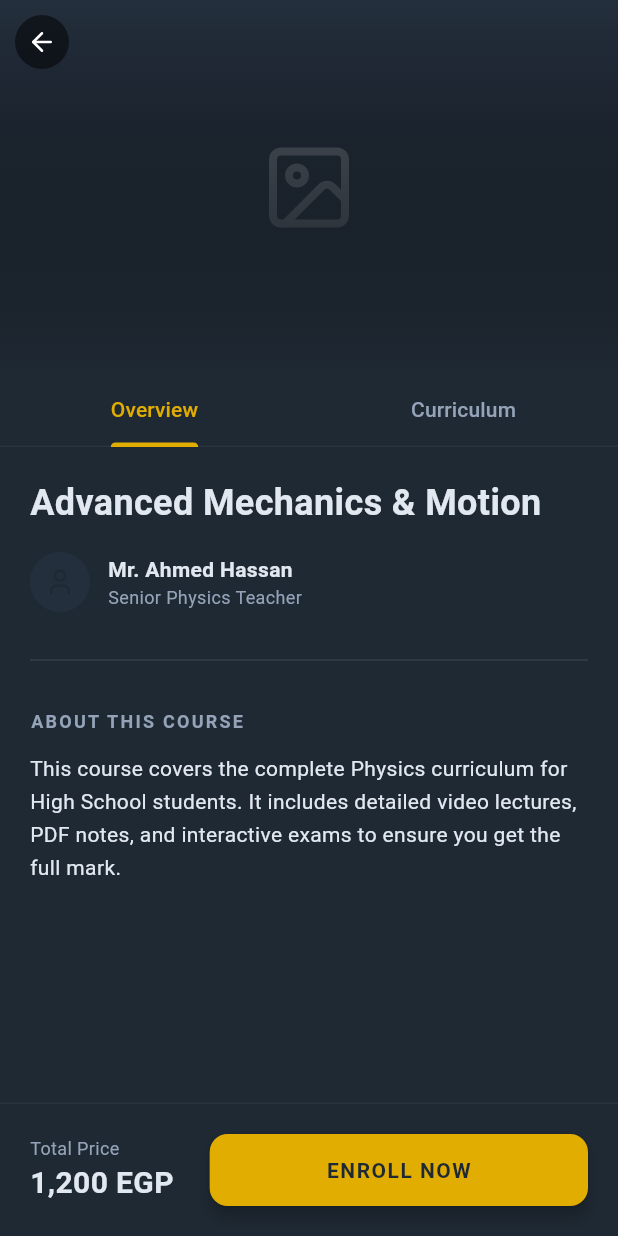
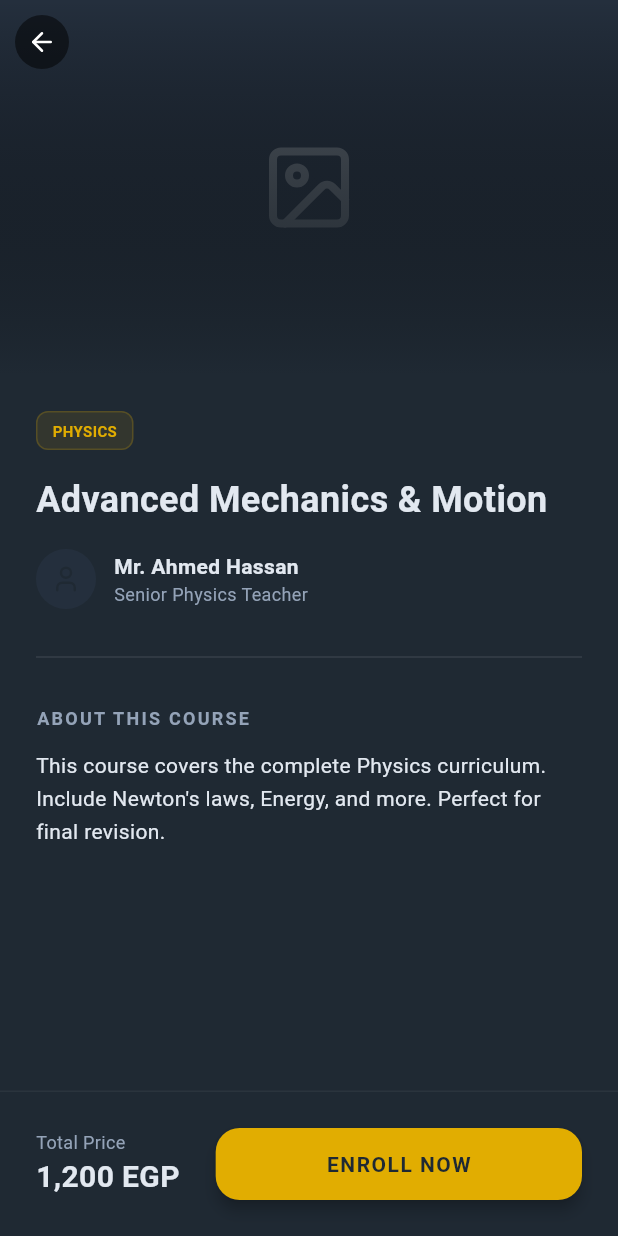
Before and after one commit to aw4788260/Flutter-pp, a Flutter app: the CourseDetailsScreen screen opened directly, on a phone screen of 412 x 824 dp. Run offline on Flutter 3.47's test engine with Material 3 defaults, Android fonts, the phone set to English and light mode, and no system bars; our stand-ins replace firebase_core, firebase_crashlytics, google_fonts, lucide_icons; accounts and stored records are empty; generated files the repository leaves out were written again.

Commit message:
Refactor CourseDetailsScreen to StatelessWidget

```diff
--- a/lib/presentation/screens/course_details_screen.dart
+++ b/lib/presentation/screens/course_details_screen.dart
@@ -1,30 +1,10 @@
 import 'package:flutter/material.dart';
 import 'package:lucide_icons/lucide_icons.dart';
 import '../../core/constants/app_colors.dart';
-import '../../data/models/chapter_model.dart'; // استيراد البيانات
-import '../widgets/chapter_accordion.dart'; // استيراد الودجت
+import 'course_materials_screen.dart'; // الانتقال للصفحة التالية في القائمة
 
-class CourseDetailsScreen extends StatefulWidget {
+class CourseDetailsScreen extends StatelessWidget {
   const CourseDetailsScreen({super.key});
-
-  @override
-  State<CourseDetailsScreen> createState() => _CourseDetailsScreenState();
-}
-
-class _CourseDetailsScreenState extends State<CourseDetailsScreen> with SingleTickerProviderStateMixin {
-  late TabController _tabController;
-
-  @override
-  void initState() {
-    super.initState();
-    _tabController = TabController(length: 2, vsync: this);
-  }
-
-  @override
-  void dispose() {
-    _tabController.dispose();
-    super.dispose();
-  }
 
   @override
   Widget build(BuildContext context) {
@@ -32,9 +12,8 @@ class _CourseDetailsScreenState extends State<CourseDetailsScreen> with SingleTi
       backgroundColor: AppColors.backgroundPrimary,
       body: Stack(
         children: [
-          NestedScrollView(
-            headerSliverBuilder: (context, innerBoxIsScrolled) {
-              return [
+          CustomScrollView(
+            slivers: [
               SliverAppBar(
                 expandedHeight: 250.0,
                 pinned: true,
@@ -51,10 +30,8 @@ class _CourseDetailsScreenState extends State<CourseDetailsScreen> with SingleTi
                   background: Stack(
                     fit: StackFit.expand,
                     children: [
-                        // صورة الكورس
                       Container(color: AppColors.backgroundSecondary),
                       const Center(child: Icon(LucideIcons.image, size: 64, color: Colors.white24)),
-                        // تدرج لوني
                       Container(
                         decoration: BoxDecoration(
                           gradient: LinearGradient(
@@ -68,92 +45,32 @@ class _CourseDetailsScreenState extends State<CourseDetailsScreen> with SingleTi
                   ),
                 ),
               ),
-
-                // شريط التبويبات (Sticky TabBar)
-                SliverPersistentHeader(
-                  delegate: _SliverAppBarDelegate(
-                    TabBar(
-                      controller: _tabController,
-                      labelColor: AppColors.accentYellow,
-                      unselectedLabelColor: AppColors.textSecondary,
-                      indicatorColor: AppColors.accentYellow,
-                      dividerColor: Colors.white.withOpacity(0.05),
-                      tabs: const [
-                        Tab(text: "Overview"),
-                        Tab(text: "Curriculum"),
-                      ],
-                    ),
-                  ),
-                  pinned: true,
-                ),
-              ];
-            },
-            // محتوى التبويبات
-            body: TabBarView(
-              controller: _tabController,
-              children: [
-                // 1. Overview Tab
-                _buildOverviewTab(),
-
-                // 2. Curriculum Tab (المحتوى)
-                _buildCurriculumTab(),
-              ],
-            ),
-          ),
-
-          // زر الاشتراك العائم (Bottom Bar)
-          Positioned(
-            bottom: 0, left: 0, right: 0,
-            child: Container(
-              padding: const EdgeInsets.all(20),
-              decoration: BoxDecoration(
-                color: AppColors.backgroundPrimary,
-                border: Border(top: BorderSide(color: Colors.white.withOpacity(0.05))),
-              ),
-              child: Row(
-                children: [
-                  Column(
-                    crossAxisAlignment: CrossAxisAlignment.start,
-                    children: const [
-                      Text("Total Price", style: TextStyle(color: AppColors.textSecondary, fontSize: 12)),
-                      Text("1,200 EGP", style: TextStyle(color: AppColors.textPrimary, fontSize: 20, fontWeight: FontWeight.bold)),
-                    ],
-                  ),
-                  const SizedBox(width: 24),
-                  Expanded(
-                    child: ElevatedButton(
-                      onPressed: () {},
-                      style: ElevatedButton.styleFrom(
-                        backgroundColor: AppColors.accentYellow,
-                        foregroundColor: AppColors.backgroundPrimary,
-                        padding: const EdgeInsets.symmetric(vertical: 16),
-                        shape: RoundedRectangleBorder(borderRadius: BorderRadius.circular(12)),
-                      ),
-                      child: const Text("ENROLL NOW", style: TextStyle(fontWeight: FontWeight.bold)),
-                    ),
-                  ),
-                ],
-              ),
-            ),
-          ),
-        ],
-      ),
-    );
-  }
-
-  // محتوى تبويب "نظرة عامة"
-  Widget _buildOverviewTab() {
-    return SingleChildScrollView(
-      padding: const EdgeInsets.fromLTRB(20, 20, 20, 100), // مسافة للزر السفلي
+              SliverToBoxAdapter(
+                child: Padding(
+                  padding: const EdgeInsets.all(24.0),
                   child: Column(
                     crossAxisAlignment: CrossAxisAlignment.start,
                     children: [
-          // Title & Instructor
+                      // Badge
+                      Container(
+                        padding: const EdgeInsets.symmetric(horizontal: 10, vertical: 5),
+                        decoration: BoxDecoration(
+                          color: AppColors.accentYellow.withOpacity(0.1),
+                          borderRadius: BorderRadius.circular(8),
+                          border: Border.all(color: AppColors.accentYellow.withOpacity(0.2)),
+                        ),
+                        child: const Text("PHYSICS", style: TextStyle(color: AppColors.accentYellow, fontSize: 10, fontWeight: FontWeight.bold)),
+                      ),
+                      const SizedBox(height: 16),
+
+                      // Title
                       const Text(
                         "Advanced Mechanics & Motion",
                         style: TextStyle(fontSize: 24, fontWeight: FontWeight.bold, color: AppColors.textPrimary),
                       ),
                       const SizedBox(height: 16),
+
+                      // Instructor
                       Row(
                         children: [
                           const CircleAvatar(radius: 20, backgroundColor: AppColors.backgroundSecondary, child: Icon(LucideIcons.user, size: 20)),
@@ -175,44 +92,60 @@ class _CourseDetailsScreenState extends State<CourseDetailsScreen> with SingleTi
                       const Text("ABOUT THIS COURSE", style: TextStyle(color: AppColors.textSecondary, fontSize: 12, fontWeight: FontWeight.bold, letterSpacing: 1.5)),
                       const SizedBox(height: 12),
                       const Text(
-            "This course covers the complete Physics curriculum for High School students. It includes detailed video lectures, PDF notes, and interactive exams to ensure you get the full mark.",
+                        "This course covers the complete Physics curriculum. Include Newton's laws, Energy, and more. Perfect for final revision.",
                         style: TextStyle(color: AppColors.textPrimary, height: 1.6),
+                      ),
+                      const SizedBox(height: 100), // مسافة للزر
+                    ],
+                  ),
+                ),
+              ),
+            ],
+          ),
+
+          // Footer Action Button
+          Positioned(
+            bottom: 0, left: 0, right: 0,
+            child: Container(
+              padding: const EdgeInsets.all(24),
+              decoration: BoxDecoration(
+                color: AppColors.backgroundPrimary,
+                border: Border(top: BorderSide(color: Colors.white.withOpacity(0.05))),
+              ),
+              child: Row(
+                children: [
+                  Column(
+                    crossAxisAlignment: CrossAxisAlignment.start,
+                    children: const [
+                      Text("Total Price", style: TextStyle(color: AppColors.textSecondary, fontSize: 12)),
+                      Text("1,200 EGP", style: TextStyle(color: AppColors.textPrimary, fontSize: 20, fontWeight: FontWeight.bold)),
+                    ],
+                  ),
+                  const SizedBox(width: 24),
+                  Expanded(
+                    child: ElevatedButton(
+                      onPressed: () {
+                        // هنا ننتقل لصفحة المواد (وكأن الطالب اشترك)
+                        Navigator.push(
+                          context,
+                          MaterialPageRoute(builder: (context) => const CourseMaterialsScreen()),
+                        );
+                      },
+                      style: ElevatedButton.styleFrom(
+                        backgroundColor: AppColors.accentYellow,
+                        foregroundColor: AppColors.backgroundPrimary,
+                        padding: const EdgeInsets.symmetric(vertical: 16),
+                        shape: RoundedRectangleBorder(borderRadius: BorderRadius.circular(16)),
+                      ),
+                      child: const Text("ENROLL NOW", style: TextStyle(fontWeight: FontWeight.bold)),
+                    ),
+                  ),
+                ],
+              ),
+            ),
           ),
         ],
       ),
     );
   }
-
-  // محتوى تبويب "المنهج"
-  Widget _buildCurriculumTab() {
-    return ListView.builder(
-      padding: const EdgeInsets.fromLTRB(20, 20, 20, 100),
-      itemCount: dummyChapters.length,
-      itemBuilder: (context, index) {
-        return ChapterAccordion(chapter: dummyChapters[index], index: index);
-      },
-    );
 }
-}
-
-// كلاس مساعد لتثبيت التبويبات (Sliver Header Delegate)
-class _SliverAppBarDelegate extends SliverPersistentHeaderDelegate {
-  final TabBar _tabBar;
-  _SliverAppBarDelegate(this._tabBar);
-
-  @override
-  double get minExtent => _tabBar.preferredSize.height;
-  @override
-  double get maxExtent => _tabBar.preferredSize.height;
-
-  @override
-  Widget build(BuildContext context, double shrinkOffset, bool overlapsContent) {
-    return Container(
-      color: AppColors.backgroundPrimary, // لون خلفية الشريط عند التمرير
-      child: _tabBar,
-    );
-  }
-
-  @override
-  bool shouldRebuild(_SliverAppBarDelegate oldDelegate) => false;
-}
```
Lines whose indentation alone changed are shown as unchanged.
